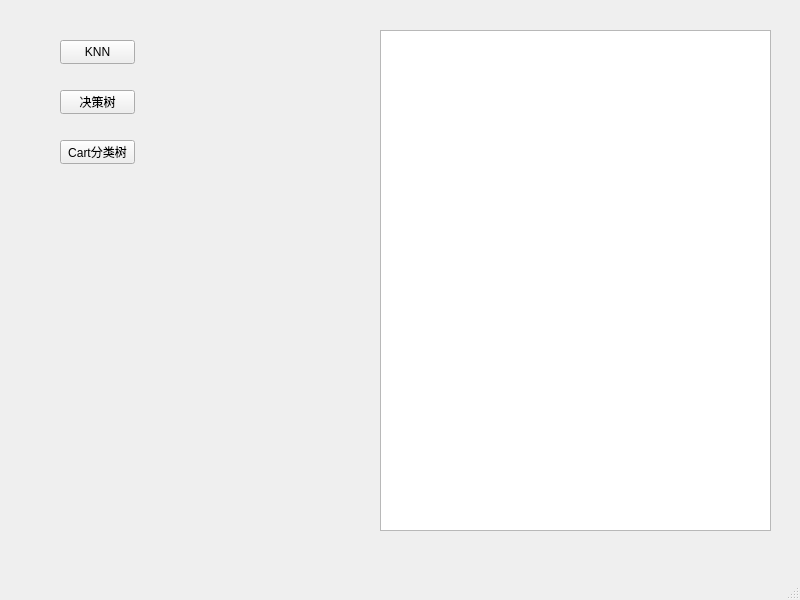
Cakeeeeey/Algorithm-Learning-Notes, file 人工智能_算法篇_教程作业/Algorithm/UI/Algorithms.ui: the form before one commit.
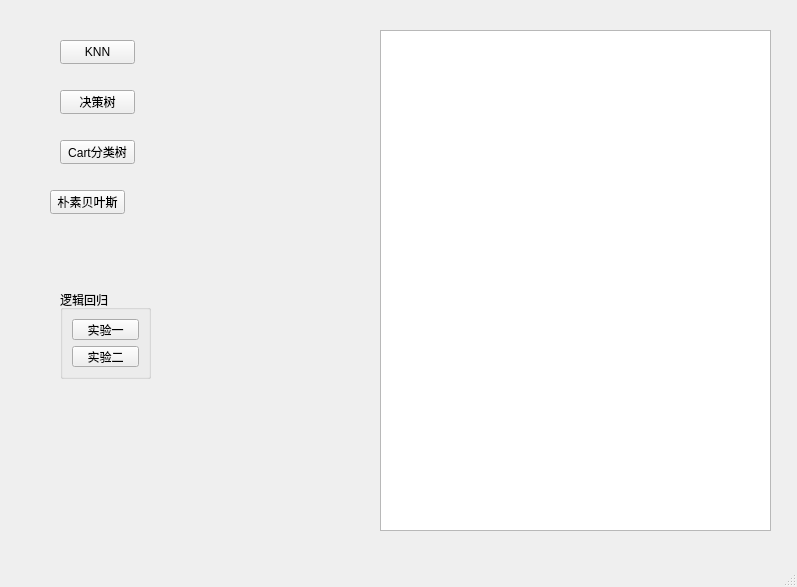
The form after the commit.

The edit to the form file:
```diff
--- a/人工智能_算法篇_教程作业/Algorithm/UI/Algorithms.ui
+++ b/人工智能_算法篇_教程作业/Algorithm/UI/Algorithms.ui
@@ -6,8 +6,8 @@
    <rect>
     <x>0</x>
     <y>0</y>
-    <width>800</width>
-    <height>600</height>
+    <width>797</width>
+    <height>587</height>
    </rect>
   </property>
   <property name="windowTitle">
@@ -66,6 +66,48 @@
      <string>Cart分类树</string>
     </property>
    </widget>
+   <widget class="QPushButton" name="Bayes">
+    <property name="geometry">
+     <rect>
+      <x>50</x>
+      <y>190</y>
+      <width>75</width>
+      <height>24</height>
+     </rect>
+    </property>
+    <property name="text">
+     <string>朴素贝叶斯</string>
+    </property>
+   </widget>
+   <widget class="QGroupBox" name="groupBox">
+    <property name="geometry">
+     <rect>
+      <x>60</x>
+      <y>290</y>
+      <width>91</width>
+      <height>89</height>
+     </rect>
+    </property>
+    <property name="title">
+     <string>逻辑回归</string>
+    </property>
+    <layout class="QVBoxLayout" name="verticalLayout">
+     <item>
+      <widget class="QPushButton" name="LogisticRegression_test1">
+       <property name="text">
+        <string>实验一</string>
+       </property>
+      </widget>
+     </item>
+     <item>
+      <widget class="QPushButton" name="LogisticRegression_test2">
+       <property name="text">
+        <string>实验二</string>
+       </property>
+      </widget>
+     </item>
+    </layout>
+   </widget>
   </widget>
   <widget class="QMenuBar" name="menubar">
    <property name="geometry">
```
Left out of the diff: 2 changed lines with no effect on the pictures.
